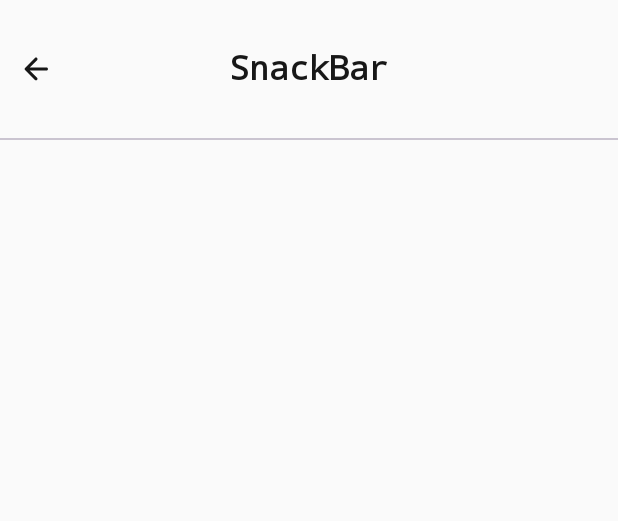
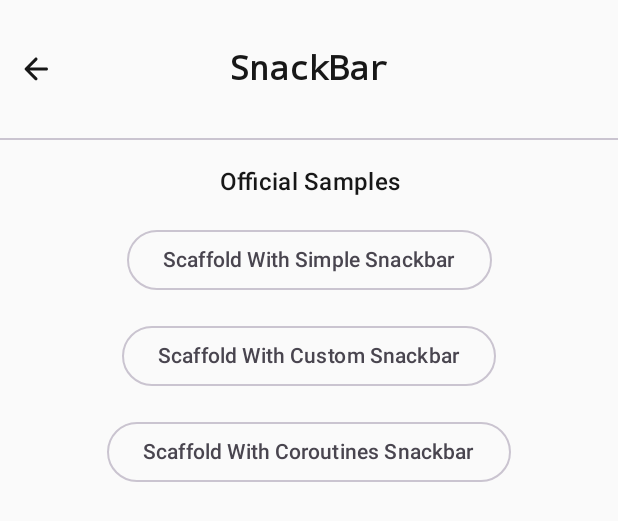
Before and after one commit to deepshooter/ComposeComponents, an Android app built with Jetpack Compose: the @Preview function SnackBarScreenSkeletonPreview, on a phone screen of 412 x 824 dp. Shown: the top 521 px of the screen. Run offline under Robolectric (Android 15) with nearby library versions, the phone set to English and light mode, and no system bars; our stand-ins replace accompanist.

Commit message:
Add SnackBars in SnackBarScreen

```diff
--- a/app/src/main/java/com/deepshooter/composecomponents/ui/modules/components/snackbar/SnackBarScreen.kt
+++ b/app/src/main/java/com/deepshooter/composecomponents/ui/modules/components/snackbar/SnackBarScreen.kt
@@ -13,6 +13,7 @@ import androidx.compose.foundation.verticalScroll
 import androidx.compose.material3.ButtonDefaults
 import androidx.compose.material3.Divider
 import androidx.compose.material3.MaterialTheme
+import androidx.compose.material3.OutlinedButton
 import androidx.compose.material3.Scaffold
 import androidx.compose.material3.Snackbar
 import androidx.compose.material3.SnackbarData
@@ -22,14 +23,21 @@ import androidx.compose.material3.SnackbarHostState
 import androidx.compose.material3.Text
 import androidx.compose.material3.TextButton
 import androidx.compose.runtime.Composable
+import androidx.compose.ui.Alignment
 import androidx.compose.ui.Modifier
 import androidx.compose.ui.graphics.Color
 import androidx.compose.ui.graphics.Shape
+import androidx.compose.ui.res.stringResource
 import androidx.compose.ui.text.style.TextAlign
 import androidx.compose.ui.tooling.preview.Preview
 import androidx.compose.ui.unit.dp
+import com.deepshooter.composecomponents.R
+import com.deepshooter.composecomponents.ui.ComponentsScreen
 import com.deepshooter.composecomponents.ui.theme.ComposeComponentsTheme
 import com.deepshooter.composecomponents.utils.AppComponent
+import com.deepshooter.composecomponents.utils.AppConstant.SCAFFOLD_WITH_COROUTINES_SNACKBAR
+import com.deepshooter.composecomponents.utils.AppConstant.SCAFFOLD_WITH_CUSTOM_SNACKBAR
+import com.deepshooter.composecomponents.utils.AppConstant.SCAFFOLD_WITH_SIMPLE_SNACKBAR
 import com.deepshooter.composecomponents.utils.AppConstant.SNACKBAR
 
 
@@ -72,6 +80,39 @@ fun SnackBarScreenSkeleton(
 
             Divider()
 
+            Column(
+                Modifier.padding(start = 16.dp, end = 16.dp),
+                horizontalAlignment = Alignment.CenterHorizontally
+            ) {
+
+                AppComponent.SubHeader(stringResource(id = R.string.official_samples))
+
+                OutlinedButton(onClick = {
+                    navigate(ComponentsScreen.ComponentsScaffoldThree.route)
+                }) {
+                    Text(SCAFFOLD_WITH_SIMPLE_SNACKBAR)
+                }
+
+                AppComponent.MediumSpacer()
+
+                OutlinedButton(onClick = {
+                    navigate(ComponentsScreen.ComponentsScaffoldFour.route)
+                }) {
+                    Text(SCAFFOLD_WITH_CUSTOM_SNACKBAR)
+                }
+
+
+                AppComponent.MediumSpacer()
+
+                OutlinedButton(onClick = {
+                    navigate(ComponentsScreen.ComponentsScaffoldFive.route)
+                }) {
+                    Text(SCAFFOLD_WITH_COROUTINES_SNACKBAR)
+                }
+
+                AppComponent.MediumSpacer()
+
+            }
 
         }
     }
```
